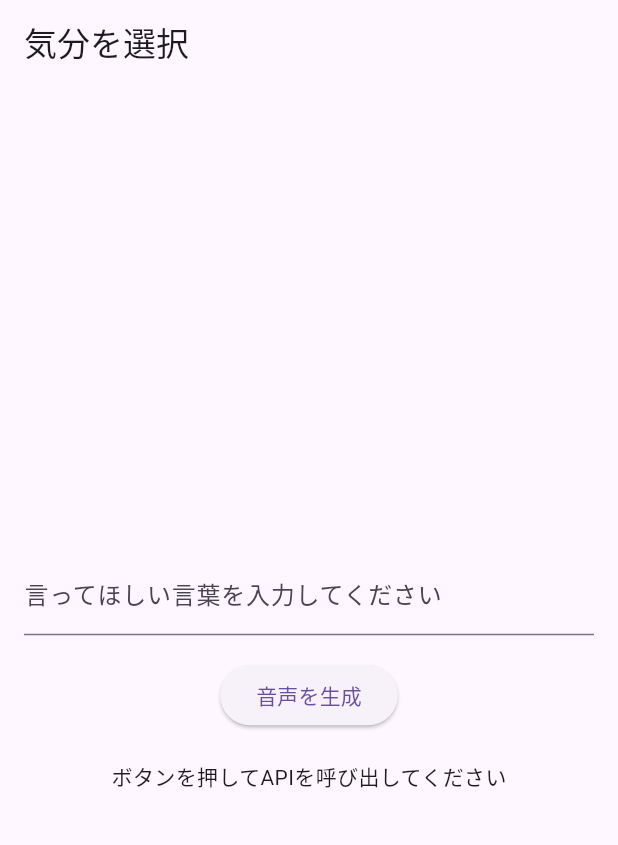
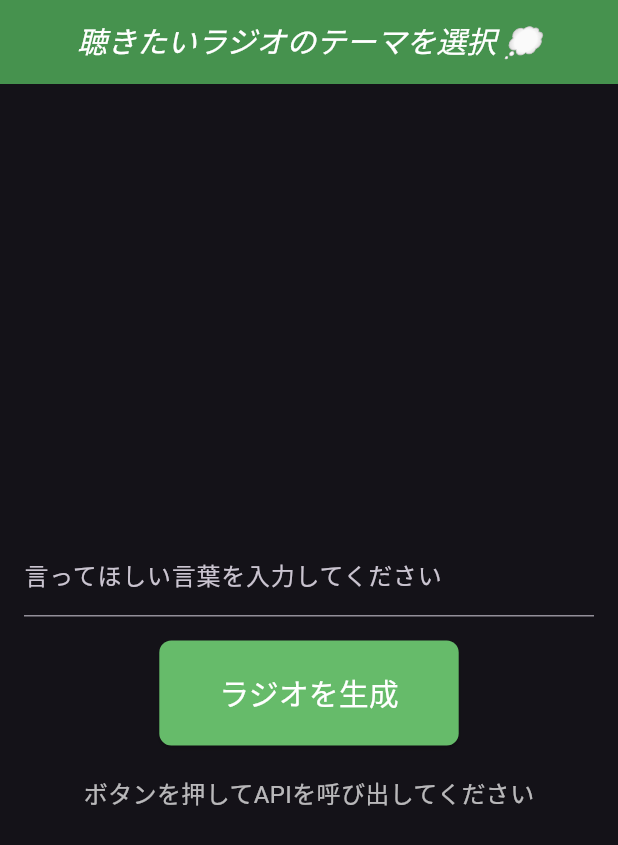
Before and after one commit to jphacks/hs_2406, a Flutter app: the screen it shows after launch, on a phone screen of 412 x 824 dp. Shown: the top 845 px of the screen. Run offline on Flutter 3.47's test engine with Material 3 defaults, Android fonts, the phone set to English and light mode, and no system bars; our stand-ins replace flutter_dotenv, just_audio.

Commit message:
APIキーのハードコーディングを廃止&UIのアップデート

```diff
--- a/zundamonn_ann/lib/main.dart
+++ b/zundamonn_ann/lib/main.dart
@@ -11,10 +11,49 @@ class MyApp extends StatelessWidget {
   Widget build(BuildContext context) {
     return MaterialApp(
       title: 'Zundamon\'s All Night Nippon',
+      debugShowCheckedModeBanner: false,
       theme: ThemeData(
         primarySwatch: Colors.green,
+        brightness: Brightness.dark,
+        visualDensity: VisualDensity.adaptivePlatformDensity,
+        fontFamily: 'Roboto',
+        textTheme: const TextTheme(
+          displayLarge: TextStyle(
+              fontSize: 32.0, fontWeight: FontWeight.bold, color: Colors.white),
+          titleLarge: TextStyle(fontSize: 20.0, fontStyle: FontStyle.italic),
+          bodyMedium: TextStyle(fontSize: 16.0, color: Colors.white70),
+        ),
+        appBarTheme: AppBarTheme(
+          backgroundColor: Colors.green[700],
+          foregroundColor: Colors.white,
+          centerTitle: true,
+          elevation: 4,
+        ),
+        elevatedButtonTheme: ElevatedButtonThemeData(
+          style: ElevatedButton.styleFrom(
+            backgroundColor: Colors.green[400],
+            foregroundColor: Colors.white,
+            shape: RoundedRectangleBorder(
+              borderRadius: BorderRadius.circular(8),
+            ),
+          ),
+        ),
+        floatingActionButtonTheme: FloatingActionButtonThemeData(
+          backgroundColor: Colors.green[600],
+        ),
       ),
       home: MoodSelectionPage(),
+      color: Colors.green,
+      builder: (context, child) {
+        return FadeTransition(
+          opacity: CurvedAnimation(
+            parent: ModalRoute.of(context)?.animation ??
+                AlwaysStoppedAnimation(1.0),
+            curve: Curves.easeInOut,
+          ),
+          child: child,
+        );
+      },
     );
   }
 }
--- a/zundamonn_ann/lib/player.dart
+++ b/zundamonn_ann/lib/player.dart
@@ -56,19 +56,21 @@ class _PlaybackPageState extends State<PlaybackPage> {
       ),
       body: Center(
         child: Column(
-          mainAxisAlignment: MainAxisAlignment.center,
+          mainAxisAlignment: MainAxisAlignment.start, // 上寄せ
           children: [
-            Expanded(
+            Container(
+              height: 600, // 画像の高さを固定
               child: Image.asset(
                 'assets/images/zundamon.jpg', // 画像のパス
                 fit: BoxFit.contain,
               ),
             ),
-            SizedBox(height: 20),
+            SizedBox(height: 10), // 画像とボタンの間のスペースを小さくする
             ElevatedButton(
               onPressed: _playAudio, // 再生ボタン
               child: Text('再生'),
             ),
+            SizedBox(height: 5), // ボタン間のスペース
             ElevatedButton(
               onPressed: () {
                 widget.audioPlayer.stop(); // 停止ボタン
--- a/zundamonn_ann/lib/select.dart
+++ b/zundamonn_ann/lib/select.dart
@@ -1,6 +1,7 @@
 import 'package:flutter/material.dart';
 import 'package:http/http.dart' as http;
 import 'package:just_audio/just_audio.dart';
+import 'package:flutter_dotenv/flutter_dotenv.dart';
 
 import 'player.dart';
 
@@ -14,38 +15,44 @@ class _MoodSelectionPageState extends State<MoodSelectionPage> {
   String _response = "ボタンを押してAPIを呼び出してください";
   AudioPlayer _audioPlayer = AudioPlayer();
   List<int>? _audioData; // 音声データを保持
+  bool _isLoading = false; // ローディング状態を管理
 
-  Future<void> _callApi(String text) async {
-    final requestUrl =
-        'https://deprecatedapis.tts.quest/v2/voicevox/audio/?key=i_43z4K2Z_K_020&speaker=0&pitch=0&intonationScale=1&speed=1&text=${Uri.encodeComponent(text)}';
+  Future<List<int>?> _callApi(String text) async {
+    await dotenv.load(fileName: '.env');
+    final String apiKey = dotenv.env['VOICEVOX_API_KEY']!;
+    final requestUrl = Uri.https(
+      'deprecatedapis.tts.quest',
+      '/v2/voicevox/audio/',
+      {
+        'key': apiKey,
+        'speaker': '0',
+        'pitch': '0',
+        'intonationScale': '1',
+        'speed': '1',
+        'text': text,
+      },
+    ).toString();
+    print('Request URL: $requestUrl');
 
     try {
       final response = await http.get(Uri.parse(requestUrl));
-      print('ステータスコード: ${response.statusCode}');
+      print('Response status: ${response.statusCode}');
+      print('Response headers: ${response.headers}');
 
       if (response.statusCode == 200) {
         // 音声データをバイト配列として取得
-        _audioData = response.bodyBytes;
-
-        // 2ページ目に移動
-        Navigator.push(
-          context,
-          MaterialPageRoute(
-            builder: (context) => PlaybackPage(
-              audioPlayer: _audioPlayer,
-              audioData: _audioData!,
-            ),
-          ),
-        );
+        return response.bodyBytes;
       } else {
         setState(() {
           _response = "データの読み込みに失敗しました: ${response.statusCode}";
         });
+        return null;
       }
     } catch (e) {
       setState(() {
         _response = "エラー: $e";
       });
+      return null;
     }
   }
 
@@ -59,7 +66,7 @@ class _MoodSelectionPageState extends State<MoodSelectionPage> {
   Widget build(BuildContext context) {
     return Scaffold(
       appBar: AppBar(
-        title: Text('気分を選択'),
+        title: Text('聴きたいラジオのテーマを選択 💭'),
       ),
       body: Center(
         child: Column(
@@ -75,20 +82,56 @@ class _MoodSelectionPageState extends State<MoodSelectionPage> {
               ),
             ),
             ElevatedButton(
-              onPressed: () {
+              onPressed: _isLoading
+                  ? null // ローディング中はボタンを無効にする
+                  : () async {
                       String text = _textController.text;
-                if (text.isNotEmpty) {
-                  _callApi(text); // 音声データを取得し、ページ遷移
+                      if (text.isNotEmpty && _isLoading == false) {
+                        setState(() {
+                          _isLoading = true; // ローディング開始
+                          _response = "読み込み中..."; // ローディングメッセージを表示
+                        });
+
+                        // 音声データを取得
+                        final audioData = await _callApi(text);
+                        setState(() {
+                          _isLoading = false; // ローディング終了
+                        });
+
+                        if (audioData != null) {
+                          // 2ページ目に移動
+                          Navigator.push(
+                            context,
+                            MaterialPageRoute(
+                              builder: (context) => PlaybackPage(
+                                audioPlayer: _audioPlayer,
+                                audioData: audioData,
+                              ),
+                            ),
+                          ).then((_) {
+                            // 戻ったときに状態をリセット
+                            _response = "ボタンを押してAPIを呼び出してください";
+                            _isLoading = false;
+                          });
+                        }
                       } else {
                         setState(() {
-                    _response = "テキストを入力してください";
+                          _response = "テキストを入力してください"; // 入力がない場合のメッセージ
                         });
                       }
                     },
-              child: Text('音声を生成'),
+              style: ElevatedButton.styleFrom(
+                padding: EdgeInsets.symmetric(horizontal: 40, vertical: 20),
+                textStyle: TextStyle(fontSize: 20),
+              ),
+              child: _isLoading
+                  ? CircularProgressIndicator(
+                      color: Colors.white, // インジケーターの色
+                    )
+                  : Text('ラジオを生成'),
             ),
             SizedBox(height: 20),
-            Text(_response),
+            Text(_response), // レスポンスメッセージ
           ],
         ),
       ),
```
Lines whose indentation alone changed are shown as unchanged.
